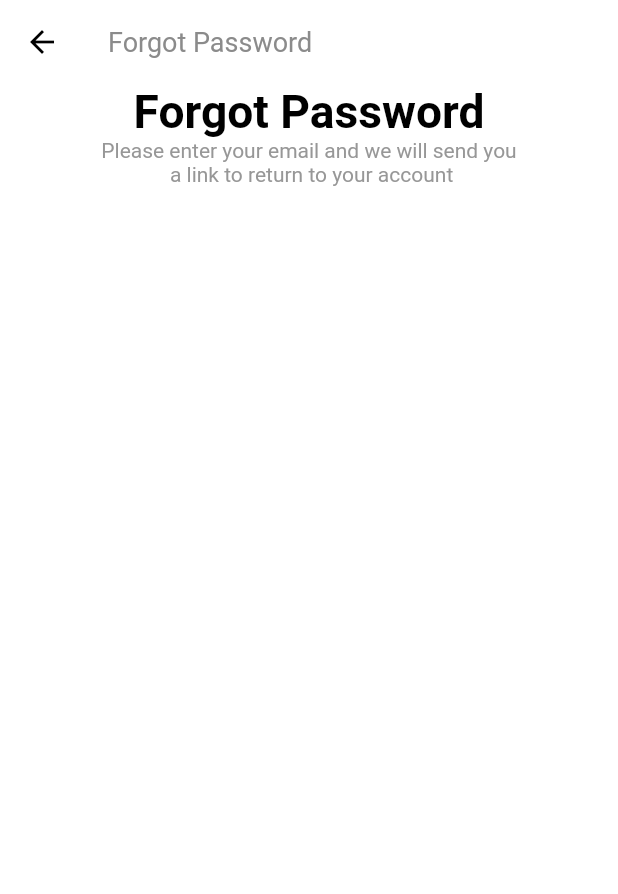
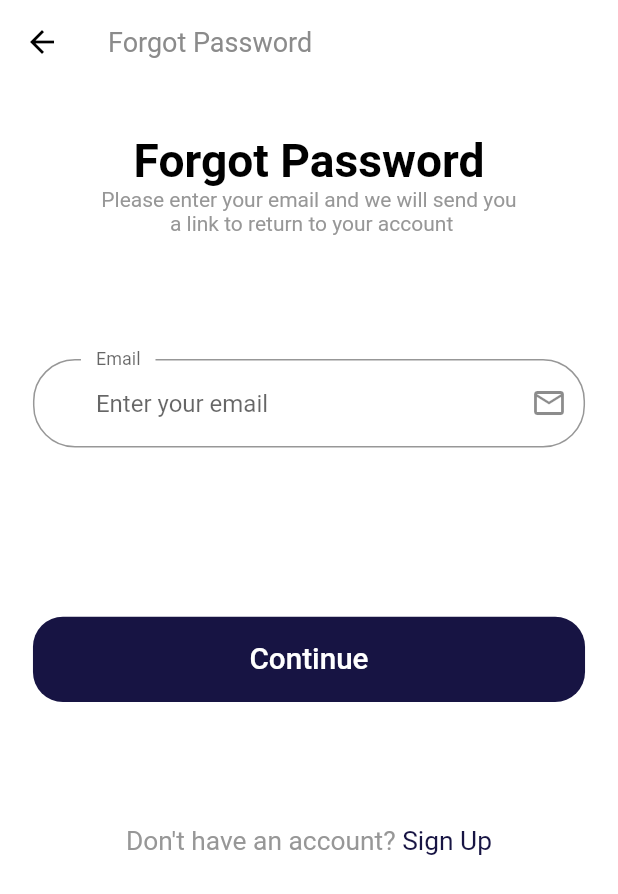
Before and after one commit to percyjackson/Twisun_Flutter, a Flutter app: the ForgotPasswordScreen screen opened by its route, on a phone screen of 412 x 824 dp. Shown: the top 894 px of the screen. Run offline on Flutter 3.47's test engine with Material 2 defaults, Android fonts, the phone set to English and light mode, and no system bars; our stand-ins replace flutter_svg.

Commit message:
Forgot Password Screen

```diff
--- a/lib/components/no_account_text.dart
+++ b/lib/components/no_account_text.dart
@@ -19,8 +19,7 @@ class NoAccountText extends StatelessWidget {
           style: TextStyle(fontSize: getProportionateScreenWidth(16)),
         ),
         GestureDetector(
-          onTap: () => Navigator.popAndPushNamed(
-              context, ForgotPasswordScreen.routeName),
+          onTap: () {},
           child: Text(
             "Sign Up",
             style: TextStyle(
--- a/lib/screens/forgot_password/components/body.dart
+++ b/lib/screens/forgot_password/components/body.dart
@@ -1,13 +1,23 @@
 import 'package:flutter/material.dart';
+import 'package:twisun/components/default_button.dart';
+import 'package:twisun/components/form_error.dart';
+import 'package:twisun/components/no_account_text.dart';
 import 'package:twisun/size_config.dart';
+
+import '../../../constants.dart';
 
 class Body extends StatelessWidget {
   @override
   Widget build(BuildContext context) {
     return SizedBox(
       width: double.infinity,
+      child: SingleChildScrollView(
+        child: Padding(
+          padding:
+              EdgeInsets.symmetric(horizontal: getProportionateScreenWidth(20)),
           child: Column(
             children: [
+              SizedBox(height: SizeConfig.screenHeight * 0.04),
               Text(
                 "Forgot Password",
                 style: TextStyle(
@@ -20,6 +30,82 @@ class Body extends StatelessWidget {
                 "Please enter your email and we will send you \n a link to return to your account",
                 textAlign: TextAlign.center,
               ),
+              SizedBox(height: SizeConfig.screenHeight * 0.1),
+              ForgotPassForm(),
+            ],
+          ),
+        ),
+      ),
+    );
+  }
+}
+
+class ForgotPassForm extends StatefulWidget {
+  @override
+  _ForgotPassFormState createState() => _ForgotPassFormState();
+}
+
+class _ForgotPassFormState extends State<ForgotPassForm> {
+  final _formKey = GlobalKey<FormState>();
+  List<String> errors = [];
+  String email;
+  @override
+  Widget build(BuildContext context) {
+    return Form(
+      key: _formKey,
+      child: Column(
+        children: [
+          TextFormField(
+            keyboardType: TextInputType.emailAddress,
+            onSaved: (newValue) => email = newValue,
+            onChanged: (value) {
+              if (value.isNotEmpty && errors.contains(kEmailNullError)) {
+                setState(() {
+                  errors.remove(kEmailNullError);
+                });
+              } else if (emailValidatorRegExp.hasMatch(value) &&
+                  errors.contains(kInvalidEmailError)) {
+                setState(() {
+                  errors.remove(kInvalidEmailError);
+                });
+              }
+              return null;
+            },
+            validator: (value) {
+              if (value.isEmpty && !errors.contains(kEmailNullError)) {
+                setState(() {
+                  errors.add(kEmailNullError);
+                });
+              } else if (!emailValidatorRegExp.hasMatch(value) &&
+                  !errors.contains(kInvalidEmailError)) {
+                setState(() {
+                  errors.add(kInvalidEmailError);
+                });
+              }
+              return null;
+            },
+            decoration: InputDecoration(
+              labelText: "Email",
+              hintText: "Enter your email",
+              floatingLabelBehavior: FloatingLabelBehavior.always,
+              suffixIcon: Icon(Icons.mail_outline),
+            ),
+          ),
+          SizedBox(
+            height: getProportionateScreenHeight(30),
+          ),
+          FormErrors(errors: errors),
+          SizedBox(height: SizeConfig.screenHeight * 0.1),
+          DefaultButton(
+            text: "Continue",
+            press: () {
+              if (_formKey.currentState.validate()) {
+                //TODO Forgot password!
+              }
+            },
+          ),
+          SizedBox(height: SizeConfig.screenHeight * 0.1),
+          NoAccountText(),
         ],
       ),
     );
```
Also changed, not shown: lib/screens/sign_in/components/sign_form.dart (+8 -3 lines). Lines whose indentation alone changed are shown as unchanged.
